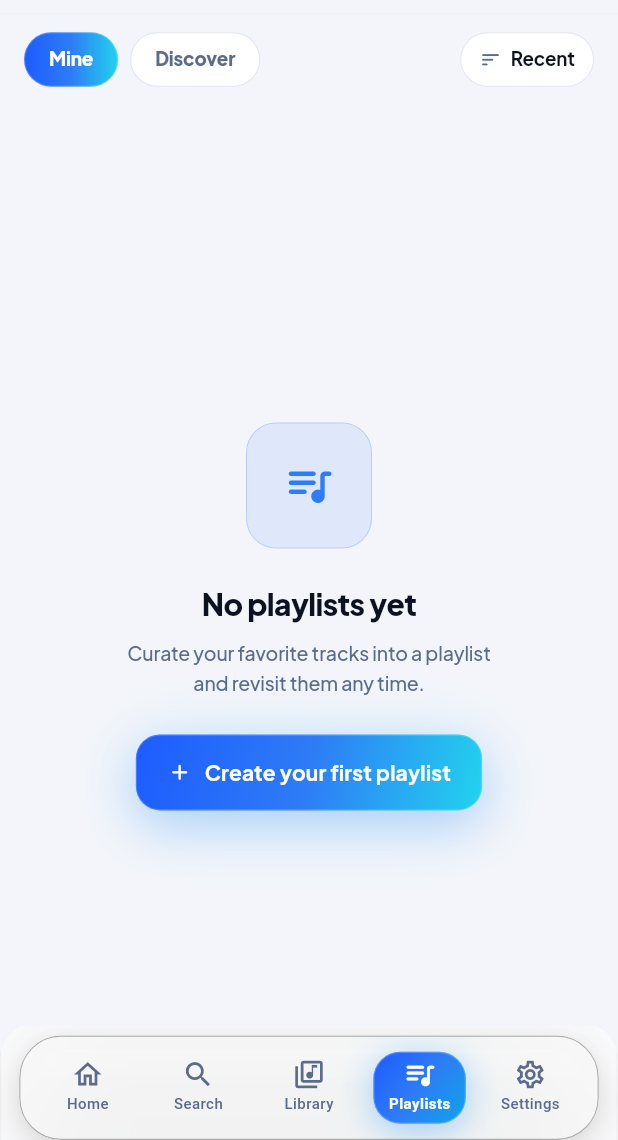
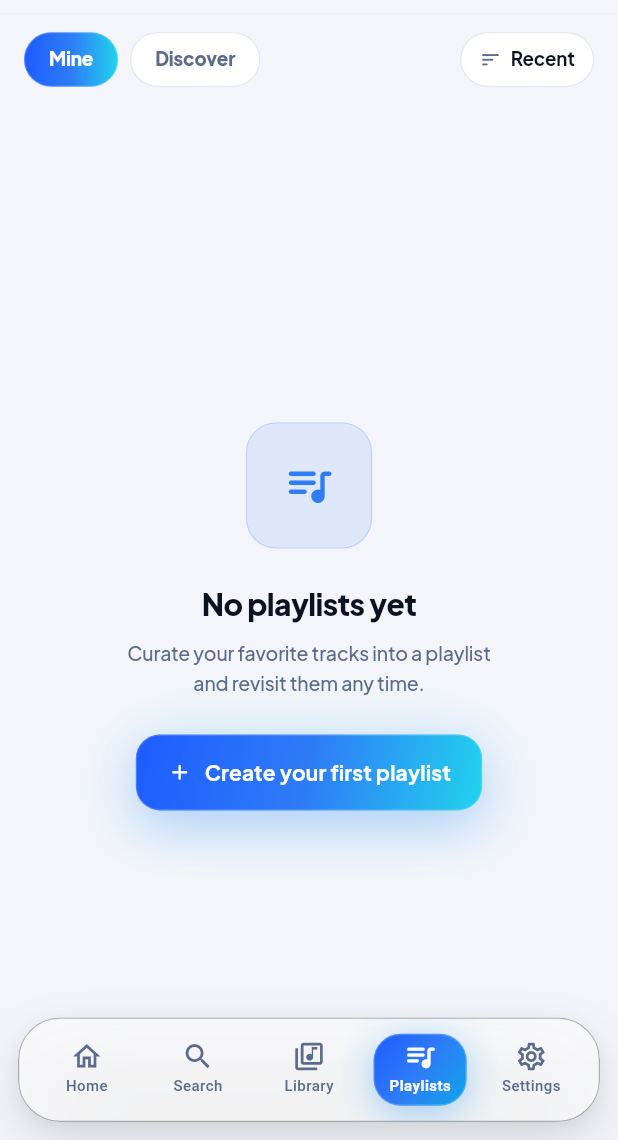
Before and after one commit to suryaprakash251201/Nexora-Audio-Player, a Flutter app: the PlaylistsScreen screen opened by its route, on a phone screen of 412 x 824 dp, the part 96-1236 px from its top. Run offline on Flutter 3.47's test engine with Material 3 defaults, Android fonts, the phone set to English and light mode, and no system bars; our stand-ins replace audio_service, cached_network_image, dio, flutter_cache_manager, flutter_riverpod, flutter_secure_storage and 6 more; missing offline and left inert: audio_session; accounts and stored records are empty; network calls fail; statements that could not run were skipped.

Commit message:
fix(dock): unified hide-show for mini+nav, floating rounded nav without full-bleed background

```diff
--- a/lib/router.dart
+++ b/lib/router.dart
@@ -1,5 +1,3 @@
-import 'dart:ui' show ImageFilter;
-
 import 'package:flutter/material.dart';
 import 'package:flutter/rendering.dart' show ScrollDirection;
 import 'package:flutter/physics.dart';
@@ -188,24 +186,26 @@ class AppShell extends ConsumerStatefulWidget {
 
 class _AppShellState extends ConsumerState<AppShell>
     with TickerProviderStateMixin {
-  /// Whether the mini player is currently on screen.
-  /// The nav bar stays pinned to the bottom edge at all times.
-  bool _miniVisible = true;
+  /// Whether the whole bottom dock (mini + nav) is currently on screen.
+  /// Scroll down → dock slides away together. Scroll up / top → returns.
+  bool _dockVisible = true;
 
-  /// Spring-driven controller for the mini-player slide & fade.
+  /// Spring-driven controller for the dock slide & fade.
+  /// 0 = visible, 1 = hidden below the screen edge.
   /// Using a [SpringSimulation] gives the dock a physical
   /// feel that snaps in and settles rather than easing linearly.
-  late final AnimationController _miniController;
+  late final AnimationController _dockController;
 
   bool _connectivityWired = false;
+  String? _lastLocation;
 
   @override
   void initState() {
     super.initState();
-    _miniController = AnimationController.unbounded(vsync: this);
+    _dockController = AnimationController.unbounded(vsync: this);
 
     // Drive the spring to its resting position.
-    _springTo(_miniController, 0.0);
+    _springTo(_dockController, 0.0);
   }
 
   /// Attach probe + reconnect exactly once (needs ref → post-frame).
@@ -263,7 +263,7 @@ class _AppShellState extends ConsumerState<AppShell>
 
   @override
   void dispose() {
-    _miniController.dispose();
+    _dockController.dispose();
     super.dispose();
   }
 
@@ -277,12 +277,13 @@ class _AppShellState extends ConsumerState<AppShell>
     c.animateWith(sim);
   }
 
-  void _setMiniVisible(bool v) {
-    if (_miniVisible == v) return;
-    setState(() => _miniVisible = v);
-    // 0 = visible, 1 = hidden behind the pinned nav bar.
-    // The nav bar never moves; the mini player slides away beneath it.
-    _springTo(_miniController, v ? 0.0 : 1.0);
+  void _setDockVisible(bool v) {
+    if (_dockVisible == v) return;
+    setState(() => _dockVisible = v);
+    // 0 = visible, 1 = hidden below the screen edge.
+    // Mini + nav move together as one floating dock — the mini never
+    // slides behind / into the nav bar.
+    _springTo(_dockController, v ? 0.0 : 1.0);
   }
 
   int _indexForLocation(String loc) {
@@ -293,31 +294,29 @@ class _AppShellState extends ConsumerState<AppShell>
     return 0;
   }
 
-  /// Scroll-direction driven mini-player visibility:
-  ///  • scrolling down  → mini slides away behind the pinned nav bar
-  ///  • scrolling up    → mini returns above the nav bar
+  /// Scroll-direction driven dock visibility:
+  ///  • scrolling down  → whole dock (mini + nav) slides away together
+  ///  • scrolling up    → whole dock returns together
+  /// The mini never moves relative to the nav, so it can't overlap it.
   bool _onUserScroll(UserScrollNotification notification) {
     final metrics = notification.metrics;
 
-    // Always reveal the mini player once we are back at the very top.
+    // Always reveal the dock once we are back at the very top.
     if (metrics.pixels <= metrics.minScrollExtent + 1) {
-      if (!_miniVisible) _setMiniVisible(true);
+      if (!_dockVisible) _setDockVisible(true);
       return false;
     }
-
-    // Nothing to hand the space over to — keep the mini put.
-    final hasTrack = ref.read(playerProvider).currentTrack != null;
 
     switch (notification.direction) {
       case ScrollDirection.reverse:
         // Content moving up = user scrolling down the list.
-        if (hasTrack && _miniVisible && metrics.pixels > 40) {
-          _setMiniVisible(false);
+        if (_dockVisible && metrics.pixels > 60) {
+          _setDockVisible(false);
         }
         break;
       case ScrollDirection.forward:
         // Content moving down = user scrolling back up.
-        if (!_miniVisible) _setMiniVisible(true);
+        if (!_dockVisible) _setDockVisible(true);
         break;
       case ScrollDirection.idle:
         break;
@@ -326,6 +325,8 @@ class _AppShellState extends ConsumerState<AppShell>
   }
 
   void _onSelect(int i) {
+    // Always bring the dock back when switching tabs.
+    if (!_dockVisible) _setDockVisible(true);
     switch (i) {
       case 0:
         context.go('/');
@@ -352,6 +353,16 @@ class _AppShellState extends ConsumerState<AppShell>
     final bottomInset = MediaQuery.viewPaddingOf(context).bottom;
     final topInset = MediaQuery.viewPaddingOf(context).top;
     WidgetsBinding.instance.addPostFrameCallback((_) => _wireConnectivity());
+    // New route (tab switch / push) → reveal dock so it never stays
+    // hidden on a fresh list.
+    if (_lastLocation != location) {
+      _lastLocation = location;
+      if (!_dockVisible) {
+        WidgetsBinding.instance.addPostFrameCallback((_) {
+          if (mounted) _setDockVisible(true);
+        });
+      }
+    }
     // Mirror debounced state into the legacy provider for old watchers.
     ref.listen<ConnectivityState>(connectivityMonitorProvider, (prev, next) {
       try {
@@ -384,7 +395,7 @@ class _AppShellState extends ConsumerState<AppShell>
             right: 0,
             bottom: 0,
             child: _BottomDock(
-              miniController: _miniController,
+              dockController: _dockController,
               bottomInset: bottomInset,
               navBar: EnhancedGlassNavBar(
                 selectedIndex: idx,
@@ -399,24 +410,27 @@ class _AppShellState extends ConsumerState<AppShell>
   }
 }
 
-/// Bottom dock — nav bar pinned to the bottom edge, mini player above it.
+/// Bottom dock — floating rounded mini + floating rounded nav.
 ///
-/// Standard pattern: `[content] / [mini card] / [nav at system edge]`.
-/// The nav never moves; on scroll-down the mini slides down behind the nav.
+/// Pattern: `[content] / [floating mini card] / [floating rounded nav]`.
+/// No full-bleed background — only two rounded glass pills are visible.
+/// On scroll-down the whole dock slides down off-screen together;
+/// on scroll-up it returns together. Mini never moves relative to nav,
+/// so it can't slide into / behind the nav bar.
 class _BottomDock extends ConsumerWidget {
-  final Animation<double> miniController;
+  final Animation<double> dockController;
   final double bottomInset;
   final Widget navBar;
   final VoidCallback onOpenPlayer;
 
   static const double _miniHeight = 68;
   static const double _gap = 8;
-  static const double _navContentHeight = 68;
-  static const double _navTopPad = 8;
-  static const double _hiddenOffset = 96;
+  static const double _navHeight = 68;
+  static const double _sideMargin = 12;
+  static const double _bottomMargin = 12;
 
   const _BottomDock({
-    required this.miniController,
+    required this.dockController,
     required this.bottomInset,
     required this.navBar,
     required this.onOpenPlayer,
@@ -424,129 +438,54 @@ class _BottomDock extends ConsumerWidget {
 
   @override
   Widget build(BuildContext context, WidgetRef ref) {
-    // Collapse the reserved space when nothing is playing so lists can
-    // use the full height instead of leaving a transparent hole.
     final hasTrack = ref.watch(
       playerProvider.select((s) => s.currentTrack != null),
     );
-    final double navTotal = _navContentHeight + _navTopPad;
+    // Estimated dock height for the hide translation distance.
     final double dockHeight =
-        navTotal + bottomInset + (hasTrack ? _miniHeight + _gap : 0);
+        _navHeight +
+        (hasTrack ? _miniHeight + _gap : 0) +
+        bottomInset +
+        _bottomMargin +
+        24;
 
-    return AnimatedContainer(
-      duration: const Duration(milliseconds: 320),
-      curve: Curves.easeOutCubic,
-      height: dockHeight,
-      child: Stack(
-        alignment: Alignment.bottomCenter,
-        children: [
-          // Mini player — floats above the nav, hides behind it on scroll.
-          AnimatedBuilder(
-            animation: miniController,
+    return AnimatedBuilder(
+      animation: dockController,
       builder: (context, child) {
-              final t = miniController.value.clamp(0.0, 1.0);
-              final opacity = t < 0.25
-                  ? 1.0
-                  : (1.0 - (t - 0.25) / 0.75).clamp(0.0, 1.0);
-              return Positioned(
-                left: 0,
-                right: 0,
-                bottom: navTotal + bottomInset + _gap - _hiddenOffset * t,
-                child: IgnorePointer(
-                  ignoring: t > 0.05 || !hasTrack,
+        final t = dockController.value.clamp(0.0, 1.0);
+        final opacity = (1.0 - t * 1.2).clamp(0.0, 1.0);
+        return Transform.translate(
+          offset: Offset(0, dockHeight * t),
           child: Opacity(
-                    opacity: hasTrack ? opacity : 0.0,
+            opacity: opacity,
+            child: IgnorePointer(ignoring: t > 0.15, child: child),
+          ),
+        );
+      },
+      child: Padding(
+        padding: EdgeInsets.fromLTRB(
+          _sideMargin,
+          0,
+          _sideMargin,
+          bottomInset + _bottomMargin,
+        ),
         child: Center(
           child: ConstrainedBox(
             constraints: const BoxConstraints(maxWidth: 640),
-                        child: child,
-                      ),
-                    ),
-                  ),
-                ),
-              );
-            },
-            child: MiniPlayer(onTap: onOpenPlayer),
-          ),
-          // Nav — pinned to the very bottom, full-bleed frost.
-          Positioned(
-            left: 0,
-            right: 0,
-            bottom: 0,
-            child: _IosGlassNav(
-              bottomInset: bottomInset,
-              topPad: _navTopPad,
-              child: navBar,
-            ),
-          ),
+            child: AnimatedSize(
+              duration: const Duration(milliseconds: 320),
+              curve: Curves.easeOutCubic,
+              alignment: Alignment.bottomCenter,
+              child: Column(
+                mainAxisSize: MainAxisSize.min,
+                children: [
+                  if (hasTrack) ...[
+                    MiniPlayer(onTap: onOpenPlayer),
+                    const SizedBox(height: _gap),
                   ],
-      ),
-    );
-  }
-}
-
-/// iOS-style frosted glass wrapper — nav bar only, pinned to bottom edge.
-/// Full-bleed blur with rounded top corners; frost extends behind the
-/// home indicator via [bottomInset]. Inner content stays centered
-/// (maxWidth 640) so tablets don't stretch.
-class _IosGlassNav extends StatelessWidget {
-  final Widget child;
-  final double bottomInset;
-  final double topPad;
-  const _IosGlassNav({
-    required this.child,
-    required this.bottomInset,
-    this.topPad = 8,
-  });
-
-  @override
-  Widget build(BuildContext context) {
-    final isDark = Theme.of(context).brightness == Brightness.dark;
-    return ClipRRect(
-      borderRadius: const BorderRadius.vertical(top: Radius.circular(24)),
-      child: BackdropFilter(
-        filter: ImageFilter.blur(sigmaX: 26, sigmaY: 26),
-        child: Container(
-          padding: EdgeInsets.only(bottom: bottomInset),
-          decoration: BoxDecoration(
-            color: isDark
-                ? const Color(0xFF0C0F16).withValues(alpha: 0.72)
-                : Colors.white.withValues(alpha: 0.78),
-            borderRadius: const BorderRadius.vertical(top: Radius.circular(24)),
-            border: Border(
-              top: BorderSide(
-                color: isDark
-                    ? Colors.white.withValues(alpha: 0.14)
-                    : const Color(0xFF0F1D3A).withValues(alpha: 0.08),
-                width: 0.8,
-              ),
-              left: BorderSide(
-                color: isDark
-                    ? Colors.white.withValues(alpha: 0.06)
-                    : const Color(0xFF0F1D3A).withValues(alpha: 0.04),
-                width: 0.8,
-              ),
-              right: BorderSide(
-                color: isDark
-                    ? Colors.white.withValues(alpha: 0.06)
-                    : const Color(0xFF0F1D3A).withValues(alpha: 0.04),
-                width: 0.8,
-              ),
-            ),
-            boxShadow: [
-              BoxShadow(
-                color: Colors.black.withValues(alpha: isDark ? 0.35 : 0.10),
-                blurRadius: 24,
-                offset: const Offset(0, -8),
-              ),
+                  // Floating rounded nav — the only nav background.
+                  navBar,
                 ],
-          ),
-          child: Padding(
-            padding: EdgeInsets.fromLTRB(12, topPad, 12, 0),
-            child: Center(
-              child: ConstrainedBox(
-                constraints: const BoxConstraints(maxWidth: 640),
-                child: child,
               ),
             ),
           ),
--- a/lib/ui/widgets/enhanced_player_widgets.dart
+++ b/lib/ui/widgets/enhanced_player_widgets.dart
@@ -608,10 +608,10 @@ class _MiniIconButton extends StatelessWidget {
   }
 }
 
-/// Bottom navigation bar — pinned system bar content, pixel-perfect.
+/// Bottom navigation bar — floating rounded glass pill, pixel-perfect.
 /// Pill tracks Expanded cells exactly (no spaceAround drift).
-/// Outer [_IosGlassNav] in router.dart provides the full-bleed bottom
-/// frost; this widget is just the 68px content row.
+/// This widget IS the full nav background (28px rounded glass);
+/// router.dart only adds floating side/bottom margins — no full-bleed frost.
 /// 2.0: gradient selected pill, tonal icons.
 class EnhancedGlassNavBar extends StatelessWidget {
   final int selectedIndex;
@@ -641,8 +641,9 @@ class EnhancedGlassNavBar extends StatelessWidget {
     return Semantics(
       label: 'Main navigation',
       child: NexoraGlassDock(
-        // Outer _IosGlassNav provides the bottom-anchored frost —
-        // keep inner flush so the row sits tight in the system bar.
+        // Floating rounded pill — router adds outer side/bottom margins.
+        // No full-bleed background anywhere.
+        borderRadius: const BorderRadius.all(Radius.circular(28)),
         margin: EdgeInsets.zero,
         padding: const EdgeInsets.symmetric(horizontal: 8, vertical: 8),
         child: SizedBox(
```
Also changed, not shown: lib/features/playlists/presentation/playlists_screen.dart (+98 -21 lines). Lines whose indentation alone changed are shown as unchanged.
